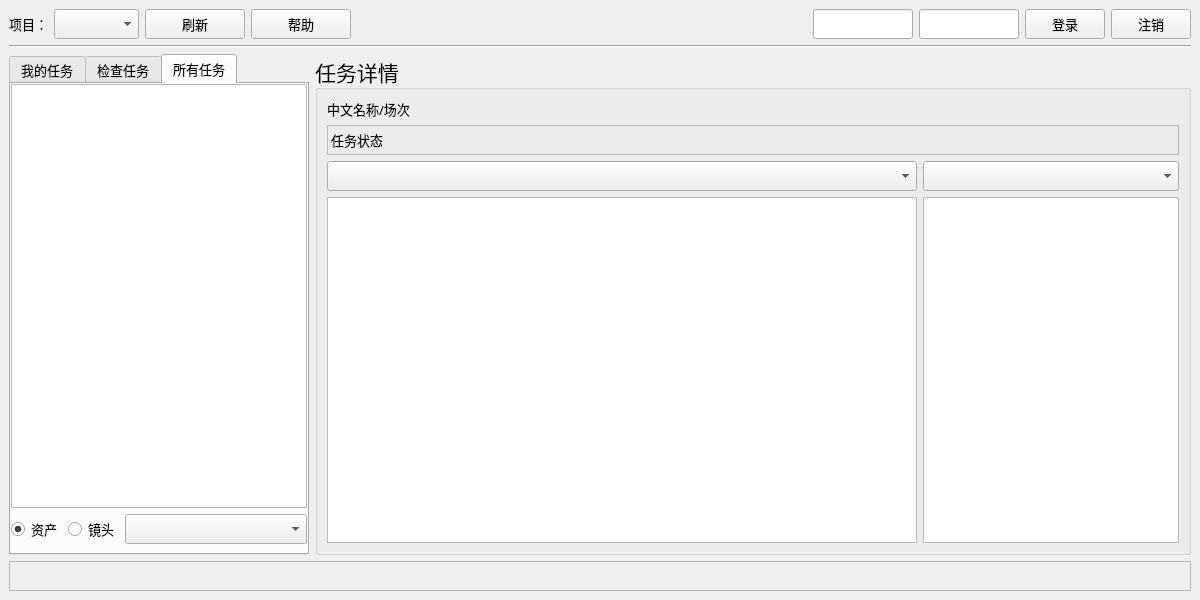
lonegather/Barbarian, file commons/ui/CGTW.ui: the form before one commit.
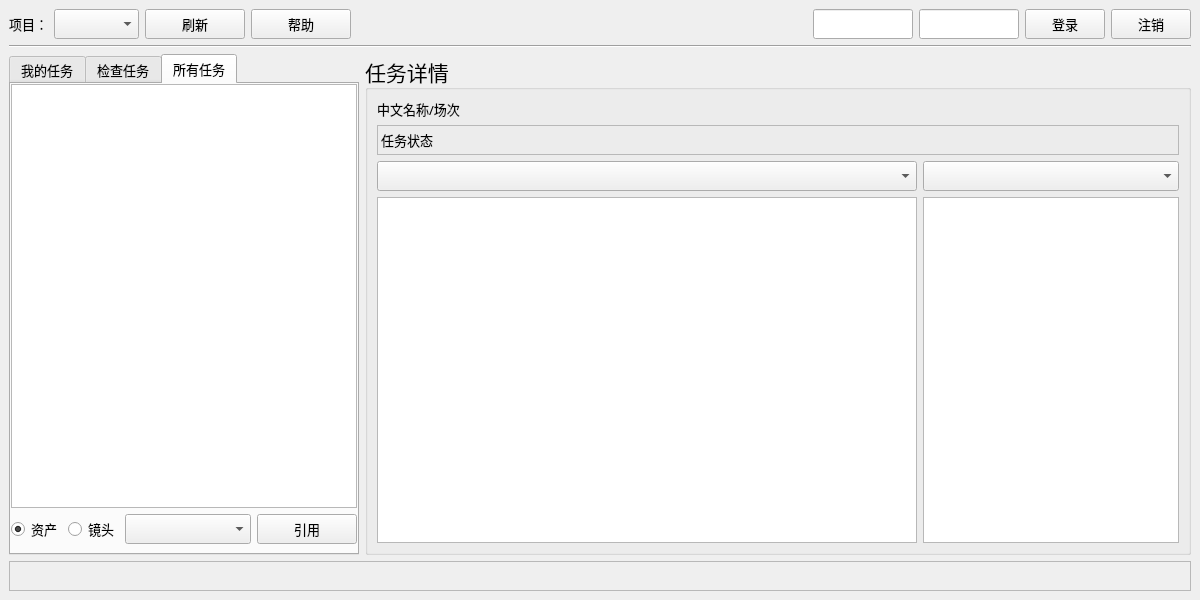
The form after the commit. The open tabs and pages were chosen to show the change.

Diff of the .ui file:
```diff
--- a/commons/ui/CGTW.ui
+++ b/commons/ui/CGTW.ui
@@ -239,7 +239,7 @@
        <widget class="QTabWidget" name="tabWidget">
         <property name="minimumSize">
          <size>
-          <width>300</width>
+          <width>350</width>
           <height>0</height>
          </size>
         </property>
@@ -426,7 +426,7 @@
            </widget>
           </item>
           <item>
-           <layout class="QHBoxLayout" name="horizontalLayout_3" stretch="0,0,1">
+           <layout class="QHBoxLayout" name="horizontalLayout_3" stretch="0,0,1,0">
             <item>
              <widget class="QRadioButton" name="CGTWRBAsset">
               <property name="minimumSize">
@@ -484,6 +484,25 @@
               </property>
              </widget>
             </item>
+            <item>
+             <widget class="QPushButton" name="CGTWBtnRefer">
+              <property name="minimumSize">
+               <size>
+                <width>100</width>
+                <height>30</height>
+               </size>
+              </property>
+              <property name="font">
+               <font>
+                <family>微软雅黑</family>
+                <pointsize>10</pointsize>
+               </font>
+              </property>
+              <property name="text">
+               <string>引用</string>
+              </property>
+             </widget>
+            </item>
            </layout>
           </item>
          </layout>
```
Left out of the diff: 6 changed lines with no effect on the pictures.
